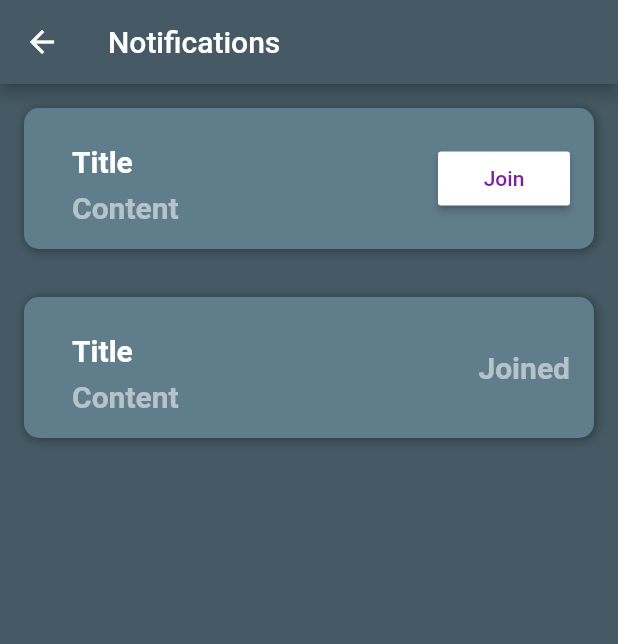
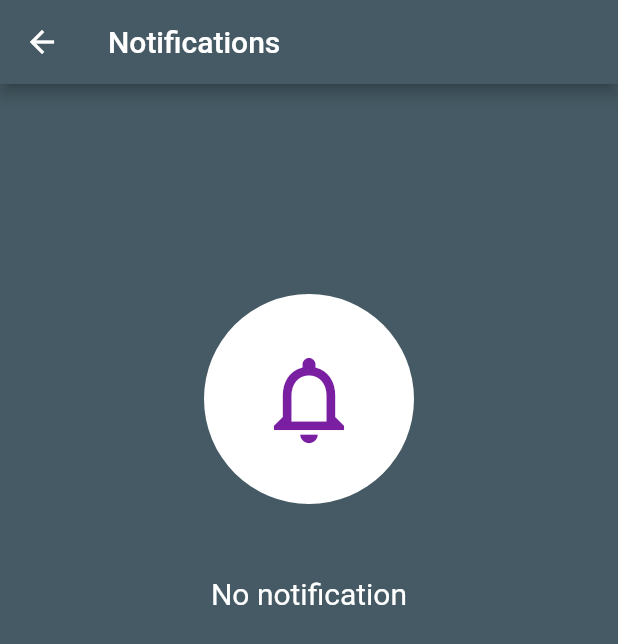
Before and after one commit to akoszsebe/vote_app, a Flutter app: the HomeScreen screen opened by its route, after a tap on the "notifications" icon, on a phone screen of 412 x 824 dp. Shown: the top 644 px of the screen. Run offline on Flutter 3.47's test engine with Material 2 defaults, Android fonts, the phone set to English and light mode, and no system bars; our stand-ins replace dio, shared_preferences; missing offline and left inert: flutter_circular_chart, web3dart; accounts and stored records are empty.

Commit message:
notification fixed

```diff
--- a/lib/pages/home_screen.dart
+++ b/lib/pages/home_screen.dart
@@ -1,5 +1,6 @@
 import 'package:flutter/material.dart';
 import 'package:vote_app/networking/providers/notification_api_provider.dart';
+import 'package:vote_app/networking/response/notification_response.dart';
 import 'package:vote_app/pages/finished_frame.dart';
 import 'package:vote_app/pages/notification_screen.dart';
 import 'package:vote_app/pages/profile_frame.dart';
@@ -15,6 +16,8 @@ class HomeScreen extends StatefulWidget {
 class _HomeScreenState extends State<HomeScreen> {
   int _currentIndex = 0;
   int _notificationCount = 0;
+
+  List<NotificationResponse> notifications = List<NotificationResponse>();
   NotificationApiProvider _notificationApiProvider = NotificationApiProvider();
 
   final List<Widget> _children = [
@@ -38,10 +41,12 @@ class _HomeScreenState extends State<HomeScreen> {
     _notificationApiProvider.getAll().then((response) {
       setState(() {
         _notificationCount = response.length;
+        notifications = response;
       });
     }).catchError((error) {
       setState(() {
         _notificationCount = 0;
+        notifications = List<NotificationResponse>();
       });
     });
   }
@@ -91,7 +96,8 @@ class _HomeScreenState extends State<HomeScreen> {
                         textColor: Colors.white,
                         onPressed: () {
                           Navigator.pushNamed(
-                              context, NotificationScreen.routeName);
+                              context, NotificationScreen.routeName,
+                              arguments: notifications);
                         },
                         child: notificationIcon(),
                         shape: CircleBorder(
--- a/lib/pages/notification_screen.dart
+++ b/lib/pages/notification_screen.dart
@@ -1,4 +1,6 @@
 import 'package:flutter/material.dart';
+import 'package:vote_app/networking/response/notification_response.dart';
+import 'package:vote_app/utils/utils.dart';
 import 'package:vote_app/utils/widgets.dart';
 
 class NotificationScreen extends StatefulWidget {
@@ -9,29 +11,65 @@ class NotificationScreen extends StatefulWidget {
 }
 
 class _NotificationScreenState extends State<NotificationScreen> {
+  final GlobalKey<RefreshIndicatorState> _refreshIndicatorKey =
+      new GlobalKey<RefreshIndicatorState>();
+  List<NotificationResponse> notifications;
+
+  bool shouldUpdate = true;
   @override
   void initState() {
     super.initState();
   }
 
+  Future<dynamic> _refresh() async {
+    //notifications = List<NotificationResponse>();
+    setState(() {
+      notifications.add(NotificationResponse(
+          id: 1, message: "mak", notType: "", actions: ["join"]));
+    });
+    return null;
+  }
+
   @override
   Widget build(BuildContext context) {
+    if (shouldUpdate) {
+      notifications = ModalRoute.of(context).settings.arguments;
+      shouldUpdate = false;
+    }
     return Scaffold(
         appBar: AppBar(
           title: Text("Notifications"),
         ),
-        body: ListView(
-          children: <Widget>[
-            NotificationListItem(action: NotificationState.actionNeeded),
-            NotificationListItem(action: NotificationState.actionDone)
-          ],
-        ));
+        body: RefreshIndicator(
+            key: _refreshIndicatorKey,
+            onRefresh: _refresh,
+            child: _buildBody(notifications)));
   }
 
+  Widget _buildBody(List<NotificationResponse> notifications) {
+    if (notifications.isEmpty) {
+      return _buildNoNotifications();
+    } else {
+      return _buildNotifications();
+    }
+  }
+
+  Widget _buildNotifications() {
+    return ListView.builder(
+      itemBuilder: (context, index){ return NotificationListItem(action: NotificationState.actionNeeded,title: notifications[index].message,);},
+      itemCount: notifications.length,
+    );
+  }
+
+
+
   Widget _buildNoNotifications() {
-    return Center(
-        child: Column(
+    return ScrollConfiguration(
+        behavior: NoGlowScrollBehavior(),
+        child: ListView(padding: EdgeInsets.only(top: 140), children: <Widget>[
+          Column(
             mainAxisAlignment: MainAxisAlignment.center,
+            mainAxisSize: MainAxisSize.max,
             children: <Widget>[
               CircleAvatar(
                 backgroundColor: Colors.white,
@@ -50,17 +88,20 @@ class _NotificationScreenState extends State<NotificationScreen> {
                 style: TextStyle(color: Colors.white, fontSize: 20),
               )
             ],
-    ));
+          )
+        ]));
   }
 }
 
 class NotificationListItem extends StatefulWidget {
   final NotificationState action;
-  NotificationListItem({this.action});
+  final String title;
+
+  NotificationListItem({this.action,this.title});
 
   @override
   State<StatefulWidget> createState() =>
-      _NotificationListItemState(action: action);
+      _NotificationListItemState(action: action,title: title);
 }
 
 enum NotificationState {
@@ -71,7 +112,8 @@ enum NotificationState {
 
 class _NotificationListItemState extends State<NotificationListItem> {
   NotificationState action;
-  _NotificationListItemState({this.action});
+  String title;
+  _NotificationListItemState({this.action,this.title});
   @override
   void initState() {
     super.initState();
@@ -102,7 +144,7 @@ class _NotificationListItemState extends State<NotificationListItem> {
               crossAxisAlignment: CrossAxisAlignment.start,
               children: <Widget>[
                 new Text(
-                  "Title",
+                  title,
                   style: new TextStyle(
                       fontSize: 20.0,
                       fontWeight: FontWeight.bold,
--- a/lib/utils/utils.dart
+++ b/lib/utils/utils.dart
@@ -1,3 +1,5 @@
+import 'package:flutter/material.dart';
+
 class EnumValues<T> {
     Map<String, T> map;
     Map<T, String> reverseMap;
@@ -11,3 +13,12 @@ class EnumValues<T> {
         return reverseMap;
     }
 }
+
+
+class NoGlowScrollBehavior extends ScrollBehavior {
+  @override
+  Widget buildViewportChrome(
+      BuildContext context, Widget child, AxisDirection axisDirection) {
+    return child;
+  }
+}
```
Also changed, not shown: lib/networking/providers/login_api_provider.dart (line endings or trailing spaces). Lines whose indentation alone changed are shown as unchanged.
